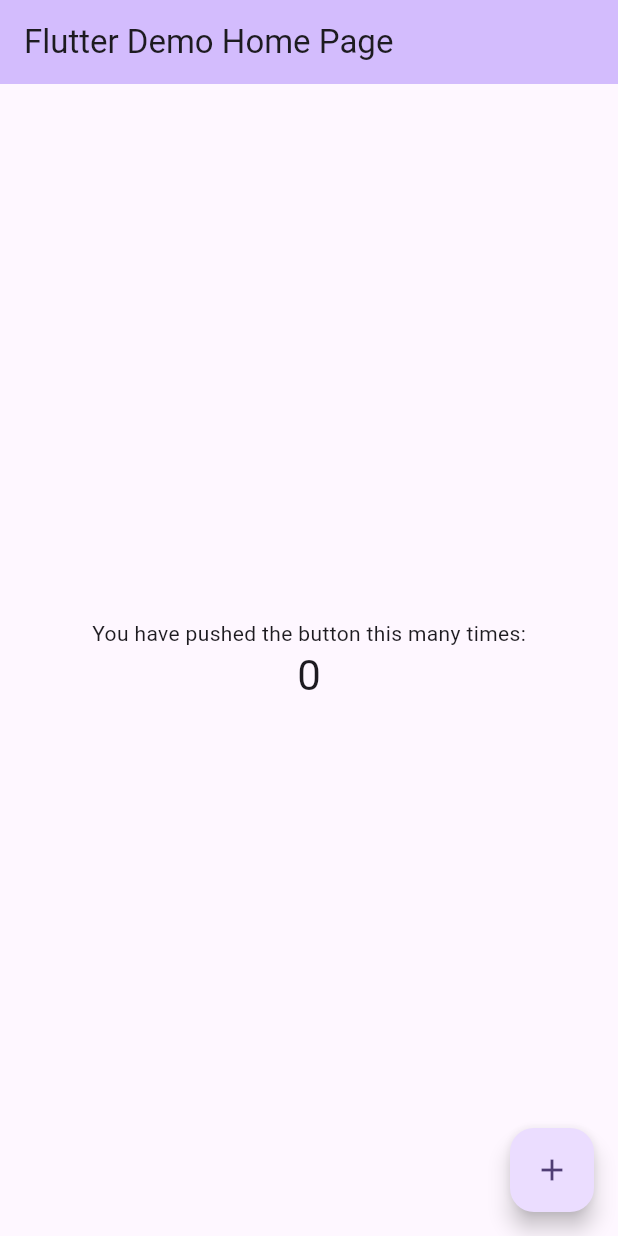
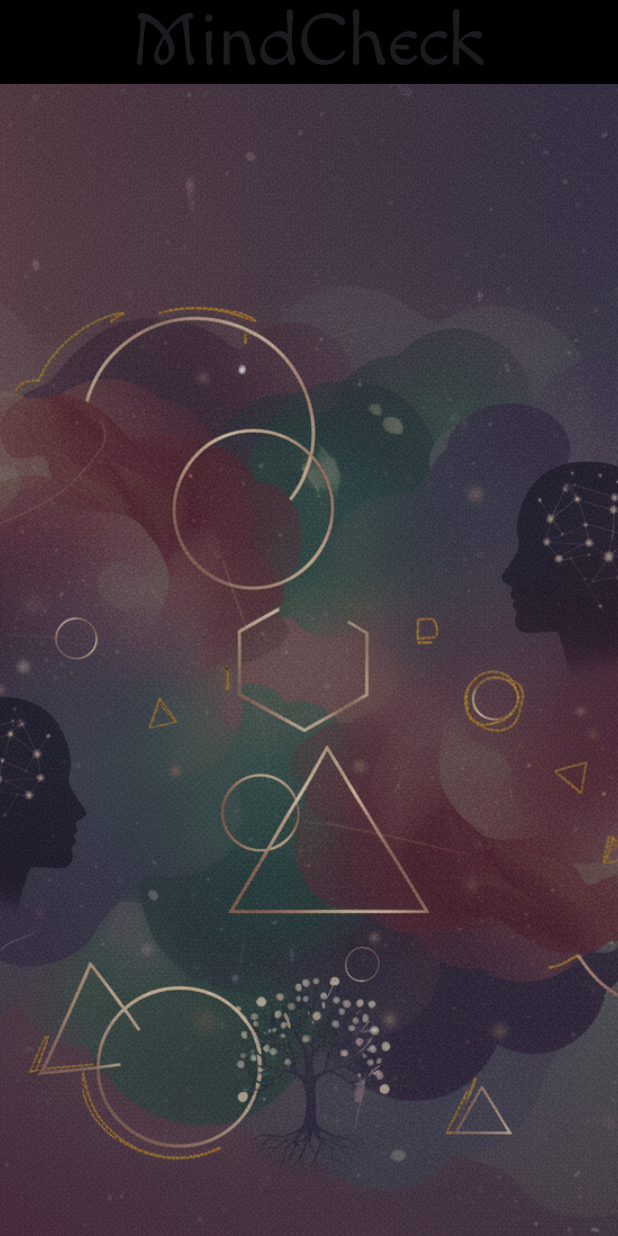
Before and after one commit to shsseok/mindcheck_app_repo, a Flutter app: the screen it shows after launch, on a phone screen of 412 x 824 dp. Run offline on Flutter 3.47's test engine with Material 3 defaults, Android fonts, the phone set to English and light mode, and no system bars.

Commit message:
Feat: Main화면 AppBar 및 yml 설절 (flame init)

```diff
--- a/lib/main.dart
+++ b/lib/main.dart
@@ -1,4 +1,5 @@
 import 'package:flutter/material.dart';
+import 'screens/main_screen.dart'; // MainScreen 파일 import (경로에 맞게 수정)
 
 void main() {
   runApp(const MyApp());
@@ -7,116 +8,10 @@ void main() {
 class MyApp extends StatelessWidget {
   const MyApp({super.key});
 
-  // This widget is the root of your application.
   @override
   Widget build(BuildContext context) {
-    return MaterialApp(
-      title: 'Flutter Demo',
-      theme: ThemeData(
-        // This is the theme of your application.
-        //
-        // TRY THIS: Try running your application with "flutter run". You'll see
-        // the application has a purple toolbar. Then, without quitting the app,
-        // try changing the seedColor in the colorScheme below to Colors.green
-        // and then invoke "hot reload" (save your changes or press the "hot
-        // reload" button in a Flutter-supported IDE, or press "r" if you used
-        // the command line to start the app).
-        //
-        // Notice that the counter didn't reset back to zero; the application
-        // state is not lost during the reload. To reset the state, use hot
-        // restart instead.
-        //
-        // This works for code too, not just values: Most code changes can be
-        // tested with just a hot reload.
-        colorScheme: ColorScheme.fromSeed(seedColor: Colors.deepPurple),
-      ),
-      home: const MyHomePage(title: 'Flutter Demo Home Page'),
+    return const MaterialApp(
+       home: MainScreen(), // 앱 시작 시 표시할 화면시작 시 MainScreen으로 이동
     );
   }
 }
-
-class MyHomePage extends StatefulWidget {
-  const MyHomePage({super.key, required this.title});
-
-  // This widget is the home page of your application. It is stateful, meaning
-  // that it has a State object (defined below) that contains fields that affect
-  // how it looks.
-
-  // This class is the configuration for the state. It holds the values (in this
-  // case the title) provided by the parent (in this case the App widget) and
-  // used by the build method of the State. Fields in a Widget subclass are
-  // always marked "final".
-
-  final String title;
-
-  @override
-  State<MyHomePage> createState() => _MyHomePageState();
-}
-
-class _MyHomePageState extends State<MyHomePage> {
-  int _counter = 0;
-
-  void _incrementCounter() {
-    setState(() {
-      // This call to setState tells the Flutter framework that something has
-      // changed in this State, which causes it to rerun the build method below
-      // so that the display can reflect the updated values. If we changed
-      // _counter without calling setState(), then the build method would not be
-      // called again, and so nothing would appear to happen.
-      _counter++;
-    });
-  }
-
-  @override
-  Widget build(BuildContext context) {
-    // This method is rerun every time setState is called, for instance as done
-    // by the _incrementCounter method above.
-    //
-    // The Flutter framework has been optimized to make rerunning build methods
-    // fast, so that you can just rebuild anything that needs updating rather
-    // than having to individually change instances of widgets.
-    return Scaffold(
-      appBar: AppBar(
-        // TRY THIS: Try changing the color here to a specific color (to
-        // Colors.amber, perhaps?) and trigger a hot reload to see the AppBar
-        // change color while the other colors stay the same.
-        backgroundColor: Theme.of(context).colorScheme.inversePrimary,
-        // Here we take the value from the MyHomePage object that was created by
-        // the App.build method, and use it to set our appbar title.
-        title: Text(widget.title),
-      ),
-      body: Center(
-        // Center is a layout widget. It takes a single child and positions it
-        // in the middle of the parent.
-        child: Column(
-          // Column is also a layout widget. It takes a list of children and
-          // arranges them vertically. By default, it sizes itself to fit its
-          // children horizontally, and tries to be as tall as its parent.
-          //
-          // Column has various properties to control how it sizes itself and
-          // how it positions its children. Here we use mainAxisAlignment to
-          // center the children vertically; the main axis here is the vertical
-          // axis because Columns are vertical (the cross axis would be
-          // horizontal).
-          //
-          // TRY THIS: Invoke "debug painting" (choose the "Toggle Debug Paint"
-          // action in the IDE, or press "p" in the console), to see the
-          // wireframe for each widget.
-          mainAxisAlignment: MainAxisAlignment.center,
-          children: <Widget>[
-            const Text('You have pushed the button this many times:'),
-            Text(
-              '$_counter',
-              style: Theme.of(context).textTheme.headlineMedium,
-            ),
-          ],
-        ),
-      ),
-      floatingActionButton: FloatingActionButton(
-        onPressed: _incrementCounter,
-        tooltip: 'Increment',
-        child: const Icon(Icons.add),
-      ), // This trailing comma makes auto-formatting nicer for build methods.
-    );
-  }
-}
--- /dev/null
+++ b/lib/screens/main_screen.dart
@@ -0,0 +1,28 @@
+import 'package:flutter/material.dart';
+
+class MainScreen extends StatelessWidget {
+  const MainScreen({super.key});
+
+  @override
+  Widget build(BuildContext context) {
+    return Scaffold(
+          appBar: AppBar(
+            title: const Text('MindCheck',
+            style: TextStyle(
+              fontFamily: 'Macondo',
+              fontSize: 50,
+            ),
+            ),
+            centerTitle: true,
+            backgroundColor: Colors.black,
+          ),
+          body : Container(
+            decoration: BoxDecoration(
+              image: DecorationImage(image: AssetImage('assets/images/background_image.png'),
+              fit: BoxFit.cover,
+              ),
+            ),
+          ),
+    );
+  }
+}
```
Also changed, not shown: pubspec.yaml (+13 -16 lines), assets/Macondo-Regular.ttf (added), assets/UnifrakturMaguntia-Regular.ttf (added), assets/images/background_image.png (added).
